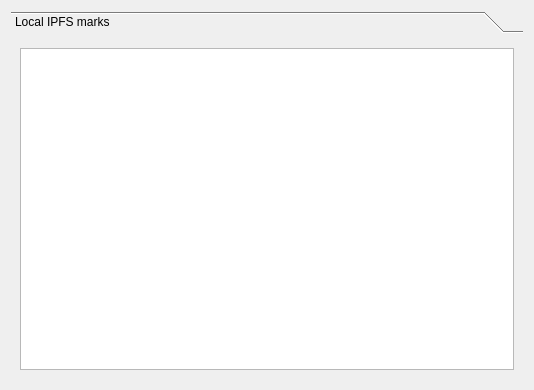
Qt form galacteek/ui/bookmarksmgr.ui (pinnaculum/galacteek) before a commit.
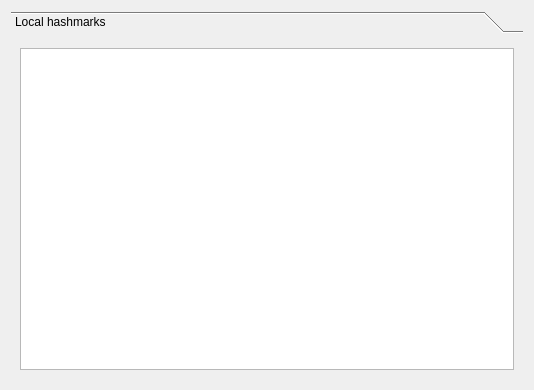
The same form after that commit.

```diff
--- a/galacteek/ui/bookmarksmgr.ui
+++ b/galacteek/ui/bookmarksmgr.ui
@@ -37,7 +37,7 @@
          </rect>
         </property>
         <attribute name="label">
-         <string>Local IPFS marks</string>
+         <string>Local hashmarks</string>
         </attribute>
         <layout class="QVBoxLayout" name="verticalLayout_4">
          <item>
```
